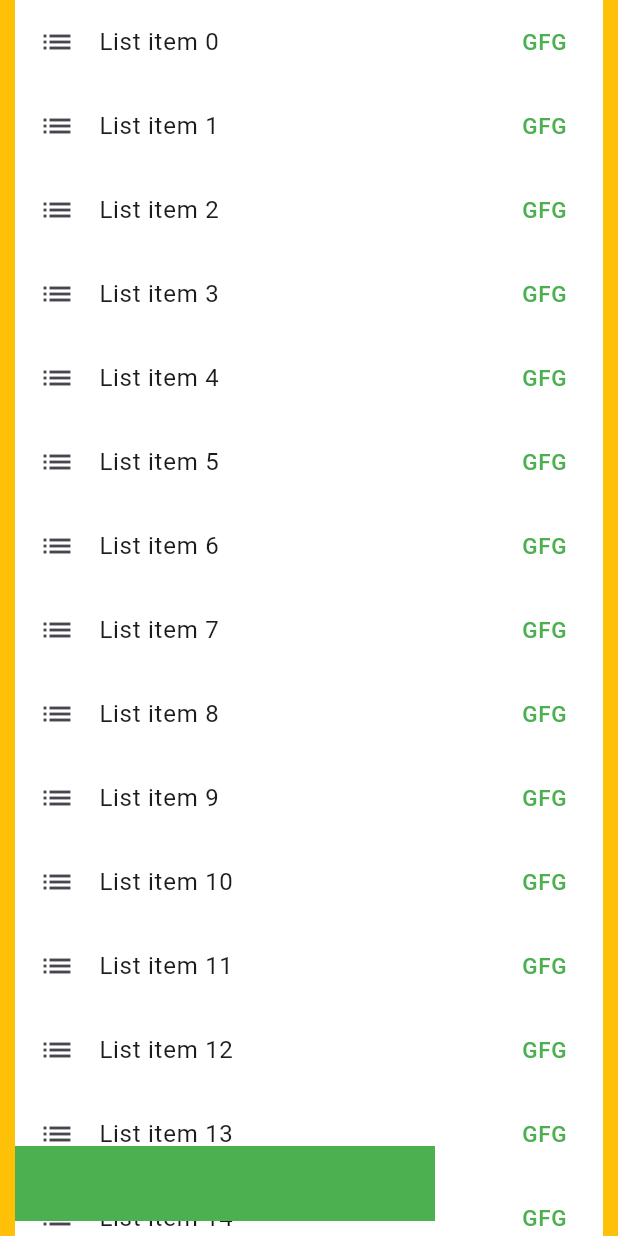
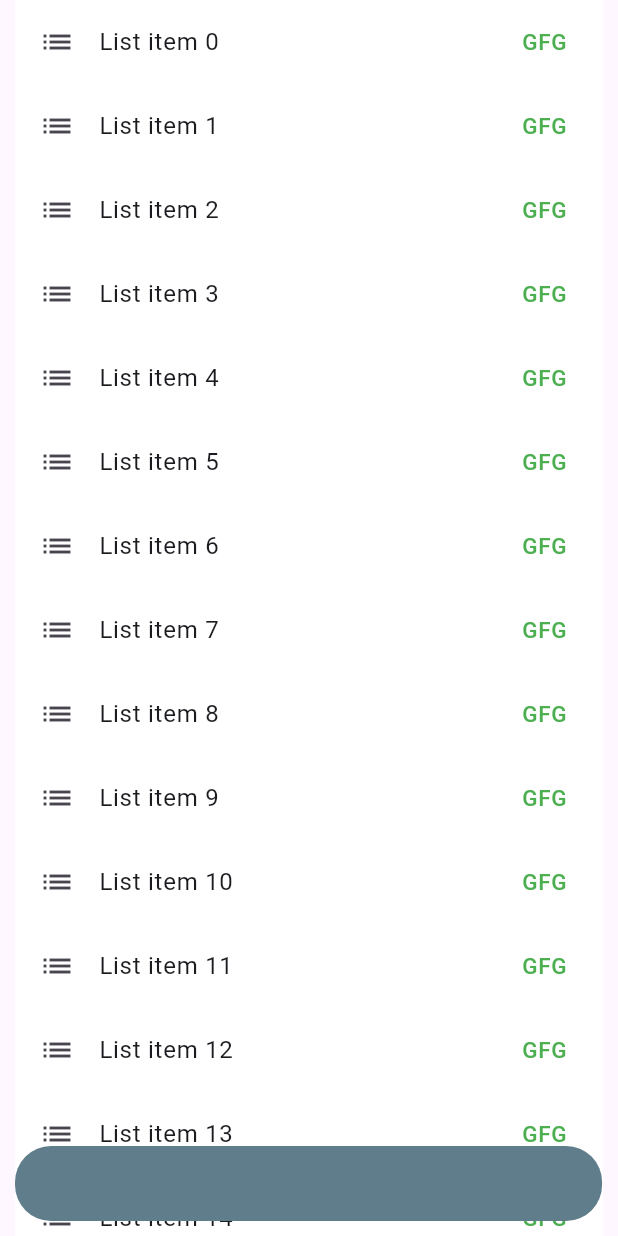
Before and after one commit to Rahat7288/custom_home_screen, a Flutter app: the screen it shows after launch, on a phone screen of 412 x 824 dp. Run offline on Flutter 3.47's test engine with Material 3 defaults, Android fonts, the phone set to English and light mode, and no system bars.

Commit message:
midification on bottom navigation background

```diff
--- a/lib/main.dart
+++ b/lib/main.dart
@@ -36,7 +36,7 @@ class _MyHomePageState extends State<MyHomePage> {
       body: Container(
         height: MediaQuery.of(context).size.height,
         width: MediaQuery.of(context).size.width,
-        color: Colors.amber,
+        // color: Colors.amber,
         padding: const EdgeInsets.symmetric(
           horizontal: 10,
         ),
@@ -65,8 +65,11 @@ class _MyHomePageState extends State<MyHomePage> {
               bottom: 10,
               child: Container(
                 height: 50,
-                width: 280,
-                color: Colors.green,
+                width: MediaQuery.of(context).size.width * .95,
+                decoration: BoxDecoration(
+                  color: Colors.blueGrey,
+                  borderRadius: BorderRadius.circular(24),
+                ),
               ),
             )
           ],
```
